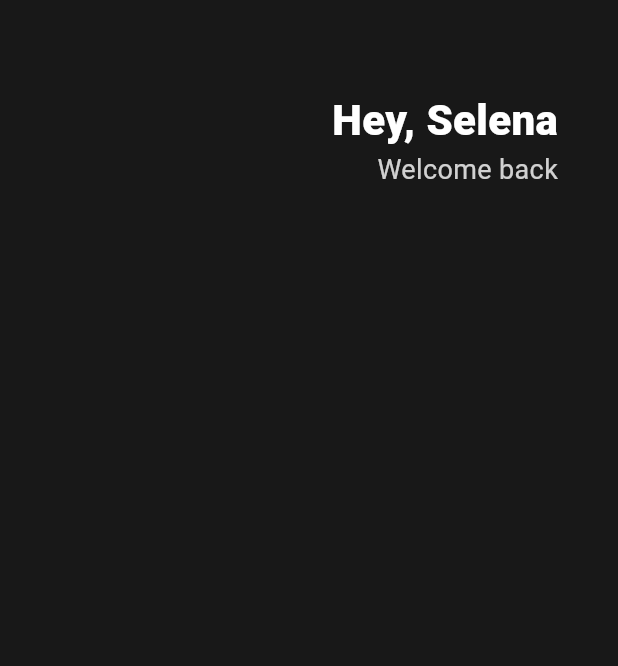
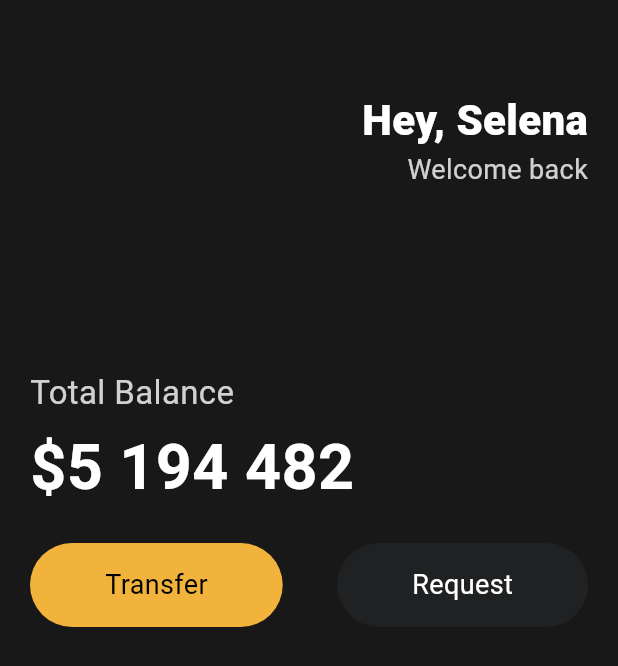
Before and after one commit to guruma99/flutterExam, a Flutter app: the screen it shows after launch, on a phone screen of 412 x 824 dp. Shown: the top 666 px of the screen. Run offline on Flutter 3.47's test engine with Material 3 defaults, Android fonts, the phone set to English and light mode, and no system bars.

Commit message:
레이아웃연습

```diff
--- a/layout/lib/main.dart
+++ b/layout/lib/main.dart
@@ -1,4 +1,5 @@
 import 'package:flutter/material.dart';
+import 'package:layout/widgets/Button.dart';
 
 class Player {
   String? name;
@@ -7,24 +8,27 @@
 }
 
 void main() {
-  var user = Player();
+  // var user = Player();
   // user.name
-  runApp(App());
+  runApp(const App());
 }
 
 class App extends StatelessWidget{
+  const App({super.key});
+
 
   @override
   Widget build(BuildContext context) {
 
     return MaterialApp(
       home: Scaffold(
-        backgroundColor: Color(0xFF181818),
+        backgroundColor: const Color(0xFF181818),
         body: Padding(
-          padding: EdgeInsets.symmetric(horizontal: 40),
+          padding: const EdgeInsets.symmetric(horizontal: 20),
           child: Column(
+          crossAxisAlignment: CrossAxisAlignment.start,
           children: [
-            SizedBox(
+            const SizedBox(
               height: 60,
             ),
             Row(
@@ -34,7 +38,7 @@
                 Column(
                   crossAxisAlignment: CrossAxisAlignment.end,
                   children: [
-                    Text(
+                    const Text(
                       'Hey, Selena',
                       style: TextStyle(
                         fontSize: 28,
@@ -50,9 +54,45 @@
                   ),
                   ],)
               ],
-            )
+            ),
+            const SizedBox(
+              height: 120,
+            ),
+            Text('Total Balance',
+              style: TextStyle(
+                fontSize: 22,
+                color: Colors.white.withOpacity(0.8),
+              ),
+            ),
+            const SizedBox(
+              height: 5,
+            ),
+            const Text('\$5 194 482',
+              style: TextStyle(
+                fontSize: 42,
+                color: Colors.white,
+                fontWeight: FontWeight.w600,
+              ),
+            ),
+            const SizedBox(
+              height: 20,
+            ),
+            const Row(
+            mainAxisAlignment: MainAxisAlignment.spaceBetween,
+            children: [
+              Button(
+                text: 'Transfer',
+                bgColor: Color(0xFFF1B33B),
+                textColor: Colors.black),
+              Button(
+                text: 'Request',
+                bgColor: Color(0xFF1F2123),
+                textColor: Colors.white),
+            ],
+            ),
           ],
-        ),),
+        ),
+        ),
       ),
     );
   }
--- /dev/null
+++ b/layout/lib/widgets/button.dart
@@ -0,0 +1,34 @@
+import 'package:flutter/material.dart';
+
+class Button extends StatelessWidget {
+  // const Button({super.key});
+
+  final String text;
+  final Color bgColor;
+  final Color textColor;
+
+  const Button({super.key, required this.text, required this.bgColor, required this.textColor});
+
+  @override
+  Widget build(BuildContext context) {
+    // TODO: implement build
+    return Container(
+      decoration: BoxDecoration(
+          color: bgColor,
+          borderRadius: BorderRadius.circular(45)),
+      child: Padding(
+        padding: const EdgeInsets.symmetric(
+          vertical: 15,
+          horizontal: 50,
+        ),
+        child: Text(
+          text,
+          style: TextStyle(
+            fontSize: 18,
+            color: textColor,
+          ),
+        ),
+      ),
+    );
+  }
+}
```
Also changed, not shown: 1 other file.
